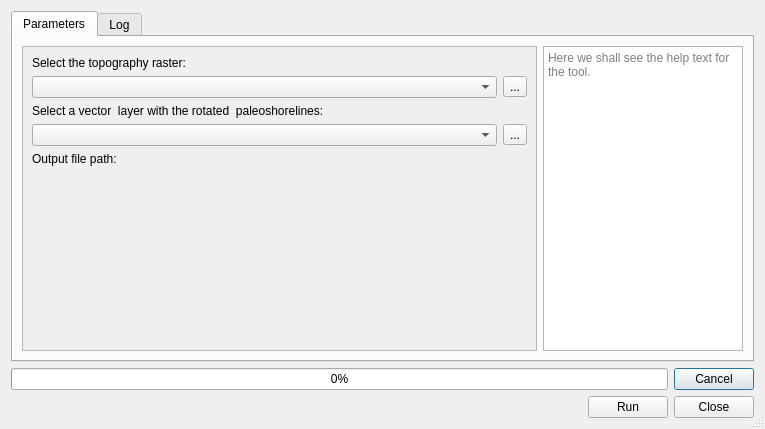
Above: paleoshorelines_dialog_base.ui from jaminzoda/terra-antiqua before the change. Below: the same form after it.
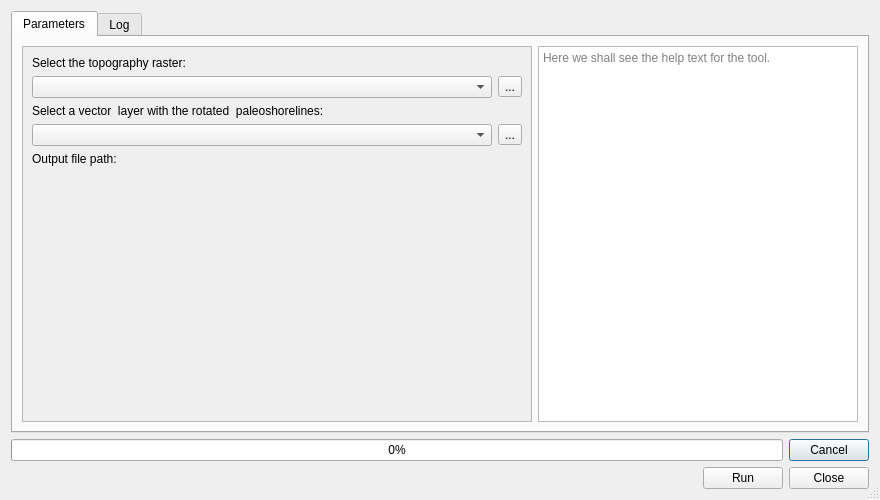
That is the form after the change. Custom widgets are drawn as their Qt base class.

Commit message:
Made some minor changes to TopoModifier dialog
-Changed the TopoModifier dialog
-Finished implementing progressbar, cancel option,  and log to Topo Modifier
-Resized the dialogs.

```diff
--- a/paleoshorelines_dialog_base.ui
+++ b/paleoshorelines_dialog_base.ui
@@ -6,8 +6,8 @@
    <rect>
     <x>0</x>
     <y>0</y>
-    <width>765</width>
-    <height>429</height>
+    <width>880</width>
+    <height>500</height>
    </rect>
   </property>
   <property name="sizePolicy">
@@ -70,8 +70,8 @@
            <rect>
             <x>0</x>
             <y>0</y>
-            <width>515</width>
-            <height>301</height>
+            <width>510</width>
+            <height>372</height>
            </rect>
           </property>
           <layout class="QVBoxLayout" name="verticalLayout_4">
@@ -167,7 +167,7 @@
         <widget class="QTextBrowser" name="InfoBox">
          <property name="maximumSize">
           <size>
-           <width>200</width>
+           <width>320</width>
            <height>16777215</height>
           </size>
          </property>
```
The commit also changes 6 other files.
